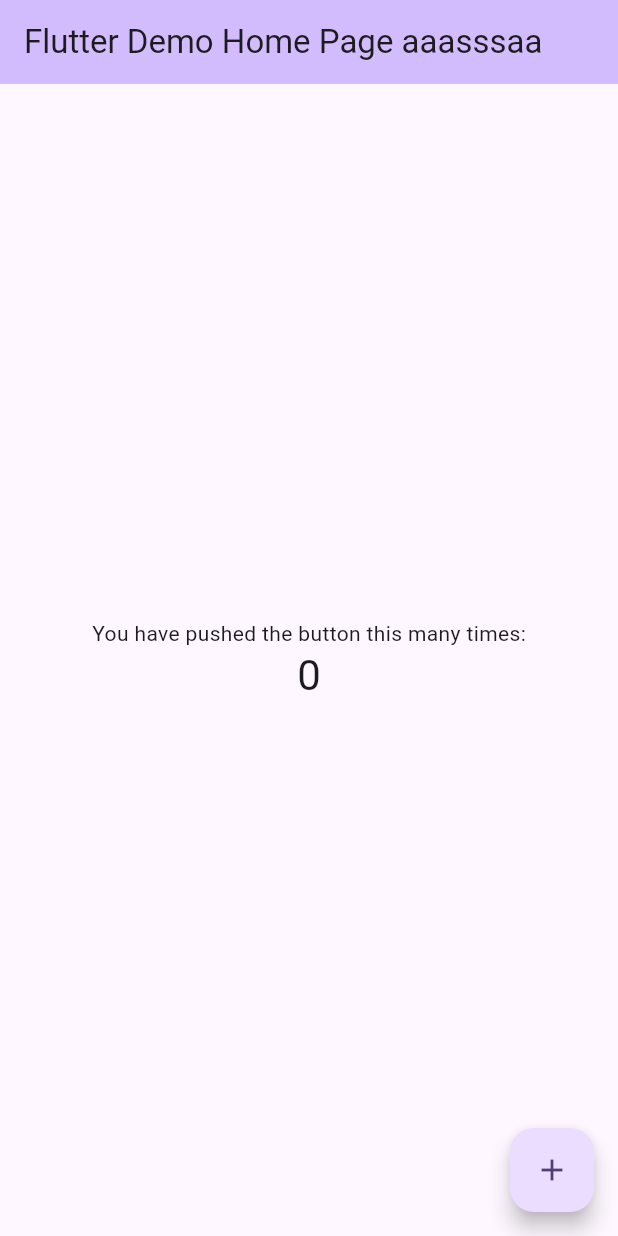
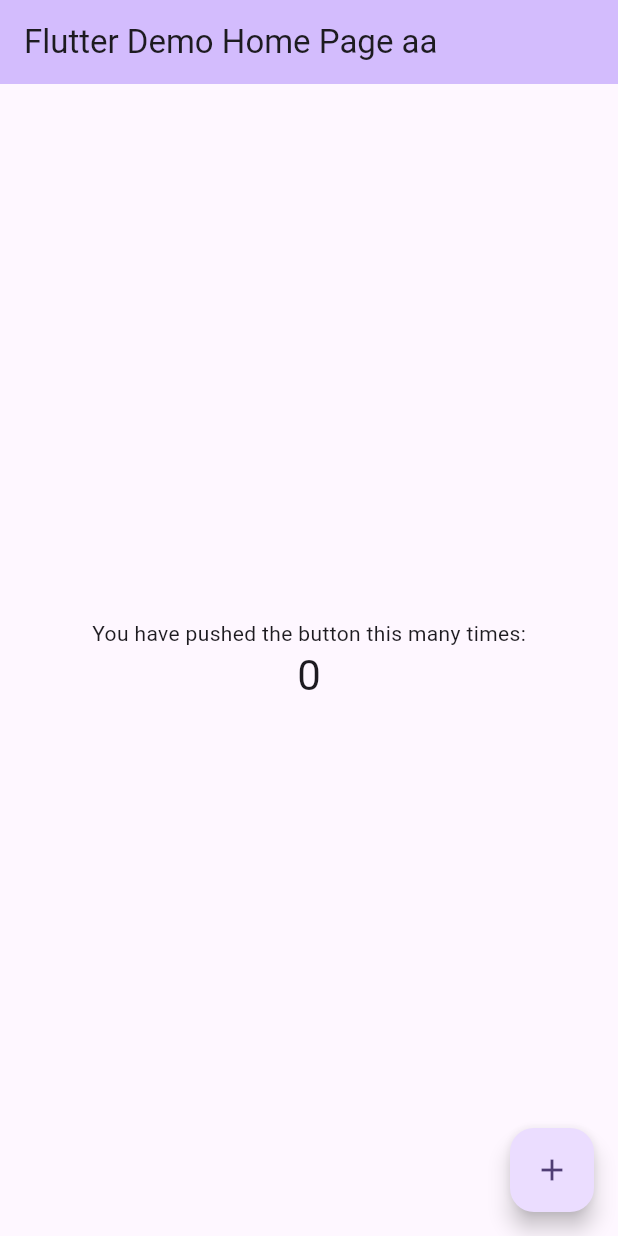
Before and after one commit to akizyfee/Flutter, a Flutter app: the screen it shows after launch, on a phone screen of 412 x 824 dp. Run offline on Flutter 3.47's test engine with Material 2 defaults, Android fonts, the phone set to English and light mode, and no system bars.

Commit message:
fix: 測試 debug 模式

```diff
--- a/lib/main.dart
+++ b/lib/main.dart
@@ -31,7 +31,7 @@ class MyApp extends StatelessWidget {
         colorScheme: ColorScheme.fromSeed(seedColor: Colors.deepPurple),
         useMaterial3: true,
       ),
-      home: const MyHomePage(title: 'Flutter Demo Home Page aaasssaa'),
+      home: const MyHomePage(title: 'Flutter Demo Home Page aa'),
     );
   }
 }
```
